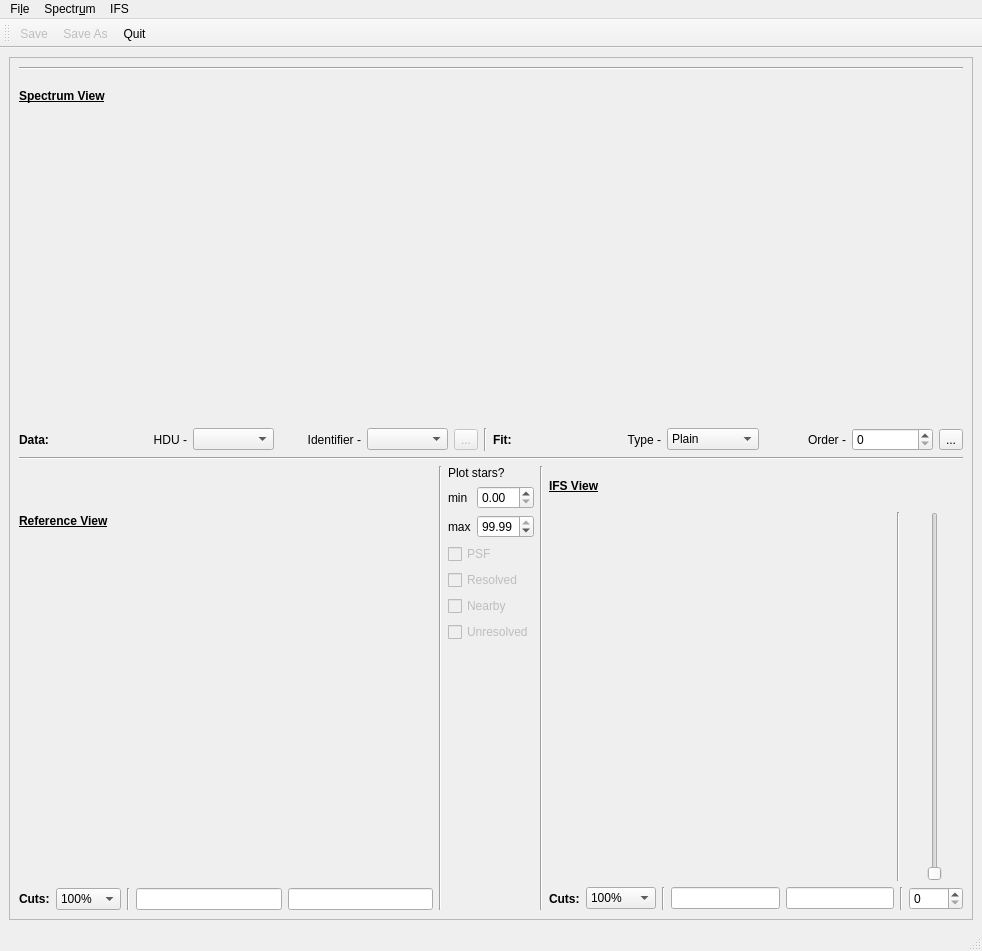
Before: the Qt Designer form pampelmuse/graphics/pampelmuse_gui.ui in lcjohnso/pampelmuse, drawn with Qt 5.
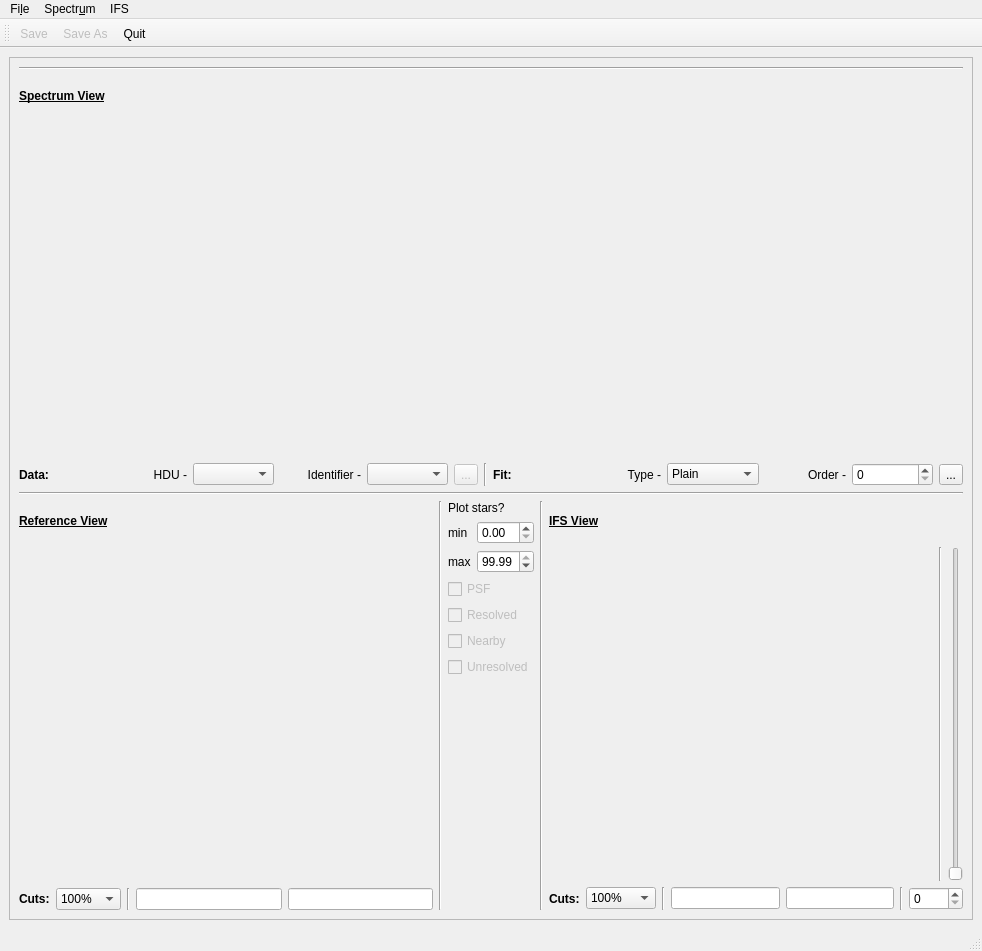
After: the same form once the commit is applied. Icons and pictures are not drawn.

```diff
--- a/pampelmuse/graphics/pampelmuse_gui.ui
+++ b/pampelmuse/graphics/pampelmuse_gui.ui
@@ -38,7 +38,7 @@
          <x>0</x>
          <y>0</y>
          <width>962</width>
-         <height>844</height>
+         <height>848</height>
         </rect>
        </property>
        <layout class="QHBoxLayout" name="horizontalLayout_3">
@@ -79,7 +79,7 @@
             <item>
              <widget class="QWidget" name="spectrumWidget" native="true">
               <property name="sizePolicy">
-               <sizepolicy hsizetype="Fixed" vsizetype="Fixed">
+               <sizepolicy hsizetype="Expanding" vsizetype="Expanding">
                 <horstretch>0</horstretch>
                 <verstretch>0</verstretch>
                </sizepolicy>
@@ -276,6 +276,12 @@
               </item>
               <item>
                <widget class="QWidget" name="refViewWidget" native="true">
+                <property name="sizePolicy">
+                 <sizepolicy hsizetype="Expanding" vsizetype="Expanding">
+                  <horstretch>0</horstretch>
+                  <verstretch>0</verstretch>
+                 </sizepolicy>
+                </property>
                 <property name="minimumSize">
                  <size>
                   <width>300</width>
@@ -516,7 +522,7 @@
                 <item>
                  <widget class="QWidget" name="ifuViewWidget" native="true">
                   <property name="sizePolicy">
-                   <sizepolicy hsizetype="Maximum" vsizetype="Maximum">
+                   <sizepolicy hsizetype="Expanding" vsizetype="Expanding">
                     <horstretch>0</horstretch>
                     <verstretch>0</verstretch>
                    </sizepolicy>
```
Left out of the diff: 6 changed lines with no effect on the pictures.
